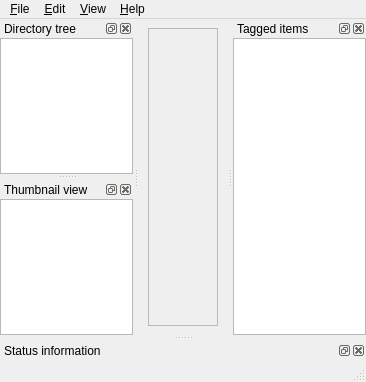
Qt form aardview/aardview.ui (bwachter/aardview) before a commit.
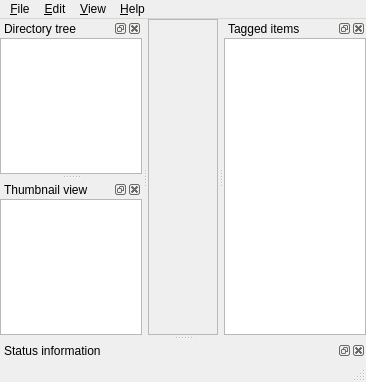
The same form after that commit. Custom widgets are drawn as their Qt base class.

Commit message:
Adjust imagewidget margins
Things should now look exactly like with the old code

Patch:
```diff
--- a/aardview/aardview.ui
+++ b/aardview/aardview.ui
@@ -15,8 +15,26 @@
   </property>
   <widget class="QWidget" name="centralwidget">
    <layout class="QVBoxLayout" name="verticalLayout_8">
+    <property name="spacing">
+     <number>0</number>
+    </property>
+    <property name="leftMargin">
+     <number>0</number>
+    </property>
+    <property name="topMargin">
+     <number>0</number>
+    </property>
+    <property name="rightMargin">
+     <number>0</number>
+    </property>
+    <property name="bottomMargin">
+     <number>0</number>
+    </property>
     <item>
      <layout class="QVBoxLayout" name="verticalLayout_7">
+      <property name="spacing">
+       <number>0</number>
+      </property>
       <item>
        <widget class="QScrollArea" name="imageArea">
         <property name="widgetResizable">
@@ -32,8 +50,26 @@
           </rect>
          </property>
          <layout class="QVBoxLayout" name="verticalLayout_10">
+          <property name="spacing">
+           <number>0</number>
+          </property>
+          <property name="leftMargin">
+           <number>0</number>
+          </property>
+          <property name="topMargin">
+           <number>0</number>
+          </property>
+          <property name="rightMargin">
+           <number>0</number>
+          </property>
+          <property name="bottomMargin">
+           <number>0</number>
+          </property>
           <item>
            <layout class="QVBoxLayout" name="verticalLayout_9">
+            <property name="spacing">
+             <number>0</number>
+            </property>
             <item>
              <widget class="QLabel" name="imageName">
               <property name="text">
```
The commit also changes 1 other file.
